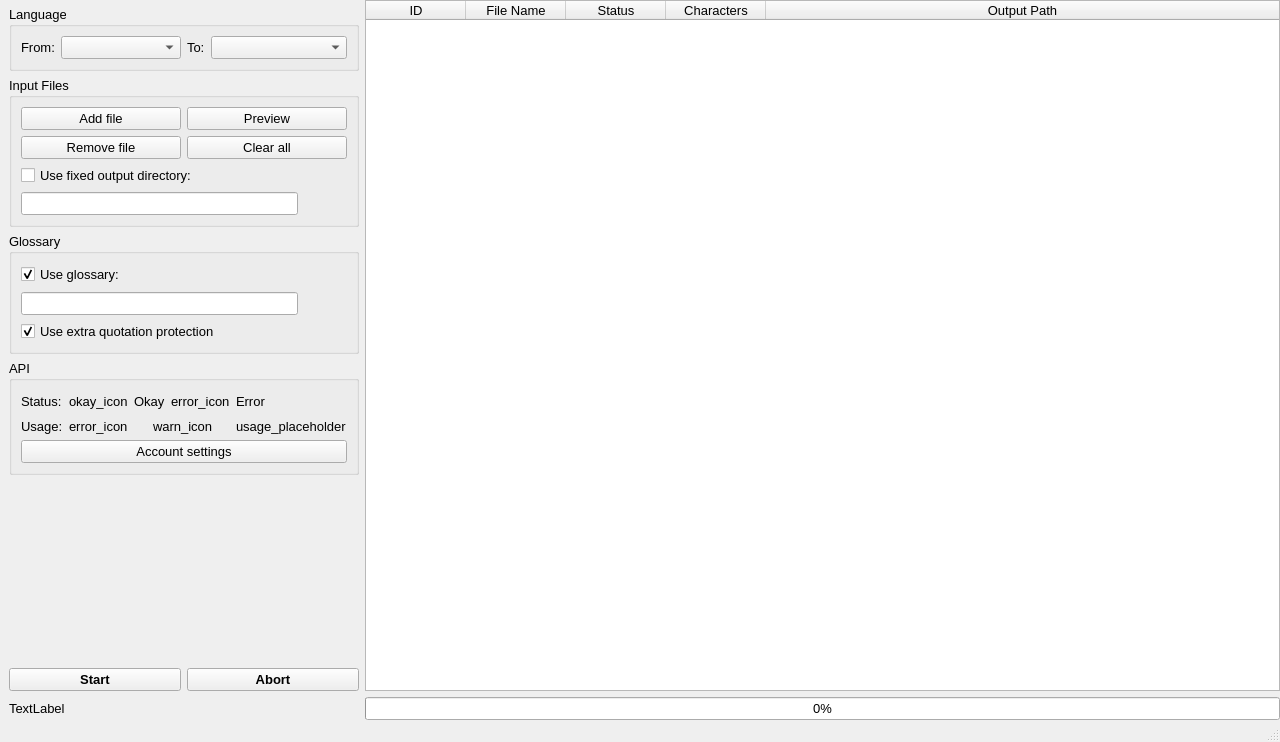
This is ui-files/mainwindow.ui in VoxelCubes/DeepQt as Qt 5 draws it before an edit. The edited form follows.
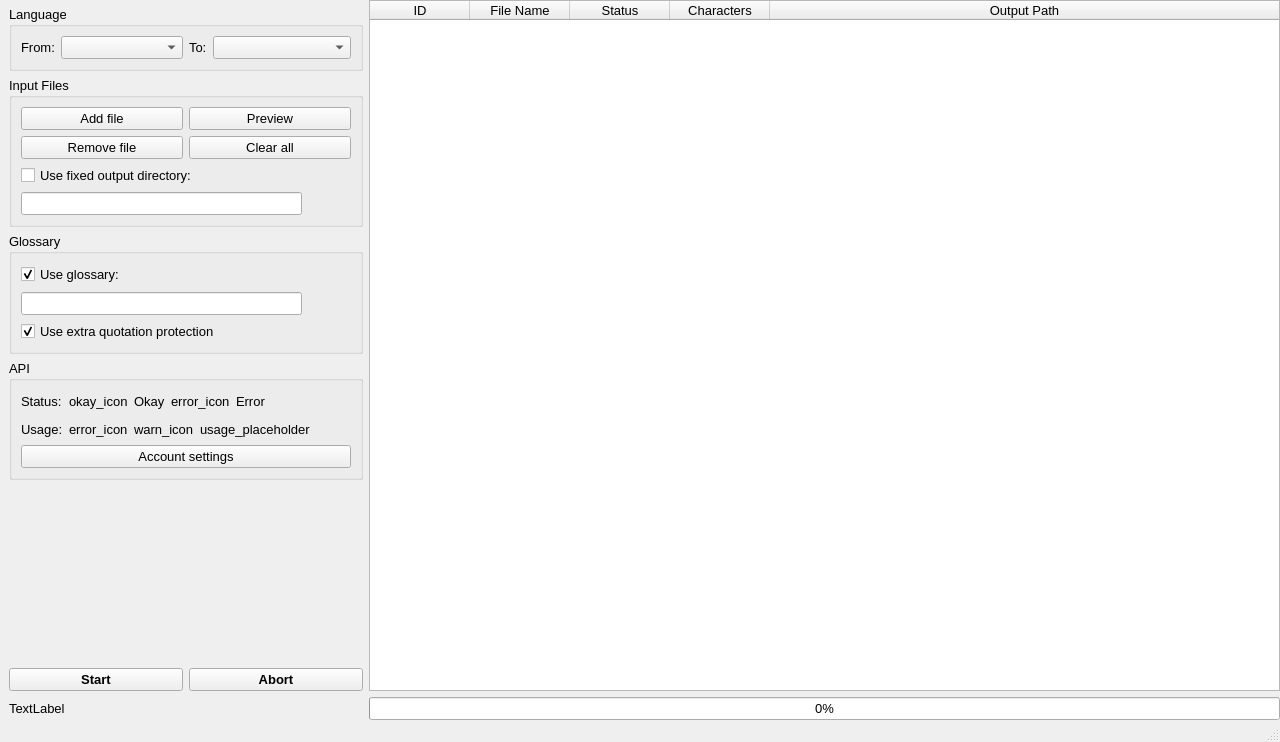
This is the edited form. Icons and pictures are not drawn. Custom widgets are drawn as their Qt base class.

Commit message: fix spacing for usage warning labels

```diff
--- a/ui-files/mainwindow.ui
+++ b/ui-files/mainwindow.ui
@@ -387,6 +387,19 @@
                </property>
               </widget>
              </item>
+             <item>
+              <spacer name="horizontalSpacer_3">
+               <property name="orientation">
+                <enum>Qt::Horizontal</enum>
+               </property>
+               <property name="sizeHint" stdset="0">
+                <size>
+                 <width>40</width>
+                 <height>20</height>
+                </size>
+               </property>
+              </spacer>
+             </item>
             </layout>
            </item>
           </layout>
```
The commit also changes 1 other file.
